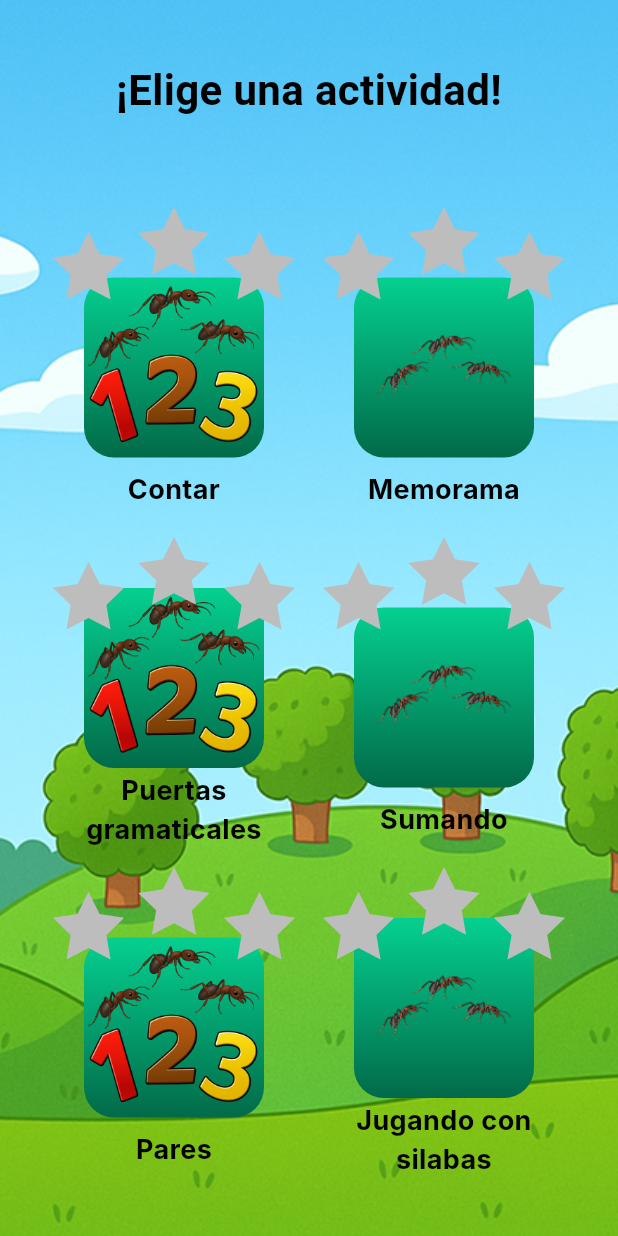
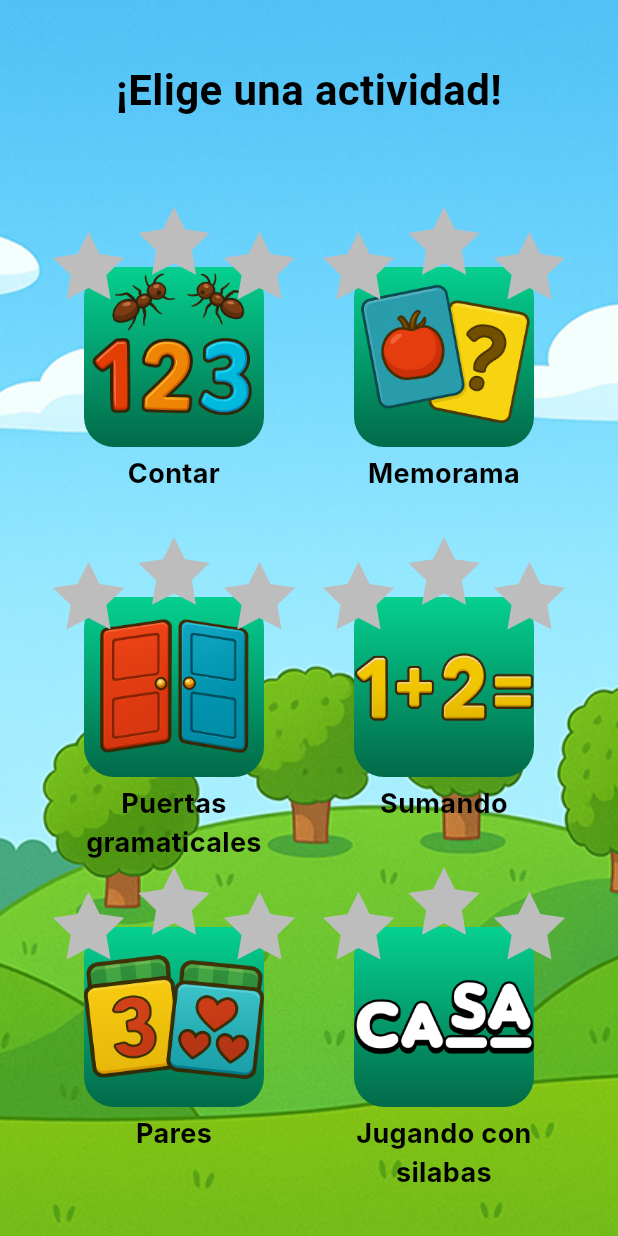
Before and after one commit to srYisu/rena_zelda_bocchi, a Flutter app: the screen it shows once a user with an empty profile is signed in, on a phone screen of 412 x 824 dp. Run offline on Flutter 3.47's test engine with Material 3 defaults, Android fonts, the phone set to English and light mode, and no system bars; our stand-ins replace audioplayers, google_sign_in, material_design_icons_flutter, rive, supabase_flutter; accounts and stored records are empty; Roboto replaces fonts that are missing (Inter).

Commit message:
Menu arreglao

```diff
--- a/lib/src/actividadContar.dart
+++ b/lib/src/actividadContar.dart
@@ -20,7 +20,8 @@ class Actividadimagen extends StatefulWidget {
   State<Actividadimagen> createState() => _ActividadimagenState();
 }
 
-class _ActividadimagenState extends State<Actividadimagen> with WidgetsBindingObserver, RouteAware {
+class _ActividadimagenState extends State<Actividadimagen>
+    with WidgetsBindingObserver, RouteAware {
   late Future<Map<int, int>> _progresoFuture;
 
   @override
@@ -177,40 +178,45 @@ class _ActividadimagenState extends State<Actividadimagen> with WidgetsBindingOb
     );
   }
 
-  List<Widget> _buildCards(BuildContext context, double ancho, double alto, Map<int, int> progreso) {
+  List<Widget> _buildCards(
+    BuildContext context,
+    double ancho,
+    double alto,
+    Map<int, int> progreso,
+  ) {
     final cards = [
       {
-        'imagen': 'assets/images/HormigasYNumeros.png',
+        'imagen': 'assets/images/IconoContar.png',
         'texto': 'Contar',
         'levelId': 3,
         'onTap': () => _navigateAndRefresh(context, ContarJuego()),
       },
       {
-        'imagen': 'assets/images/Hormigas.png',
+        'imagen': 'assets/images/IconoMemorama.png',
         'texto': 'Memorama',
         'levelId': 1,
         'onTap': () => _navigateAndRefresh(context, const MemoramaGame()),
       },
       {
-        'imagen': 'assets/images/HormigasYNumeros.png',
+        'imagen': 'assets/images/IconoPuertas.png',
         'texto': 'Puertas\ngramaticales',
         'levelId': 2,
         'onTap': () => _navigateAndRefresh(context, JuegoPantalla()),
       },
       {
-        'imagen': 'assets/images/Hormigas.png',
+        'imagen': 'assets/images/IconoSumando.png',
         'texto': 'Sumando',
         'levelId': 6,
         'onTap': () => _navigateAndRefresh(context, SumasApp()),
       },
       {
-        'imagen': 'assets/images/HormigasYNumeros.png',
+        'imagen': 'assets/images/IconoPares.png',
         'texto': 'Pares',
         'levelId': 5,
         'onTap': () => _navigateAndRefresh(context, EmparejarVisual()),
       },
       {
-        'imagen': 'assets/images/Hormigas.png',
+        'imagen': 'assets/images/IconoSilabas.png',
         'texto': 'Jugando con\nsilabas',
         'levelId': 4,
         'onTap': () => _navigateAndRefresh(context, CompletarPalabraApp()),
@@ -231,12 +237,11 @@ class _ActividadimagenState extends State<Actividadimagen> with WidgetsBindingOb
   }
 
   void _navigateAndRefresh(BuildContext context, Widget page) {
-    Navigator.push(
-      context,
-      MaterialPageRoute(builder: (context) => page),
-    ).then((_) {
+    Navigator.push(context, MaterialPageRoute(builder: (context) => page)).then(
+      (_) {
         _refreshProgreso();
-    });
+      },
+    );
   }
 }
 
@@ -295,17 +300,21 @@ class ActividadCard extends StatelessWidget {
                   ),
                   Padding(
                     padding: const EdgeInsets.symmetric(horizontal: 8.0),
+                    child: SizedBox(
+                      height: 40, // o 50 si quieres más espacio para 2 líneas
                       child: Text(
                         texto,
                         textAlign: TextAlign.center,
                         maxLines: 2,
-                    overflow: TextOverflow.ellipsis,
-                    style: const TextStyle(
+                        softWrap: true,
+                        overflow: TextOverflow.visible,
+                        style: TextStyle(
                           color: Colors.black,
-                      fontSize: 18,
+                          fontSize: ancho > 200 ? 20 : 18,
                           fontFamily: 'Inter',
                           fontWeight: FontWeight.w700,
                           decoration: TextDecoration.none,
+                        ),
                       ),
                     ),
                   ),
```
Also changed, not shown: assets/images/Hormigas.png (deleted), assets/images/HormigasYNumeros.png (deleted), assets/images/HormigasYNumeross.png (deleted), assets/images/IconoContar.png (added), assets/images/IconoMemorama.png (added), assets/images/IconoPares.png (added), assets/images/IconoPuertas.png (added), assets/images/IconoSilabas.png (added), assets/images/IconoSumando.png (added), assets/images/Numeros.png (deleted). Lines whose indentation alone changed are shown as unchanged.
